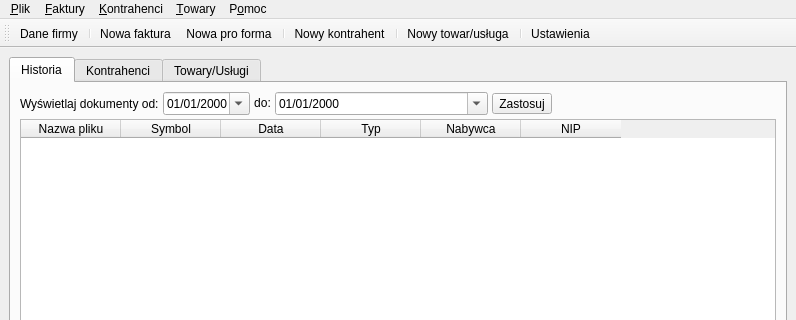
Above: MainWindow.ui from juliagoda/qfaktury before the change; both pictures show x 0 to 796 and y 0 to 320 of the 796 by 522 pixel window. Below: the same form after it.
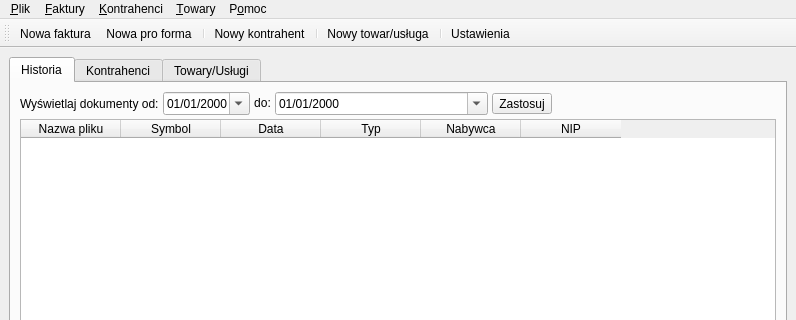
That is the form after the change. Icons and pictures are not drawn.

```diff
--- a/MainWindow.ui
+++ b/MainWindow.ui
@@ -420,8 +420,6 @@
    <attribute name="toolBarBreak" >
     <bool>false</bool>
    </attribute>
-   <addaction name="plikDane_firmyAction" />
-   <addaction name="separator" />
    <addaction name="fakturyDodajAction" />
    <addaction name="fakturyPFormaAction" />
    <addaction name="separator" />
@@ -592,9 +590,6 @@
    <property name="text" >
     <string>Dane firmy</string>
    </property>
-   <property name="iconText" >
-    <string>Dane firmy</string>
-   </property>
    <property name="shortcut" >
     <string>Ctrl+I</string>
    </property>
```
Left out of the diff: 8 changed lines with no effect on the pictures.
